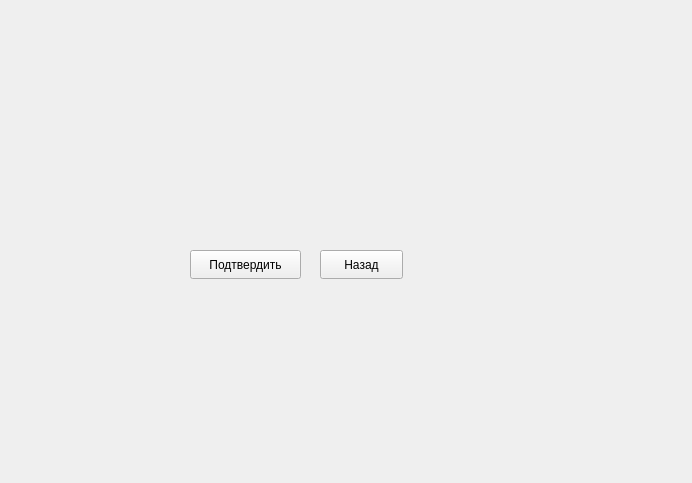
The window that project/kursovaya/driver.ui (EXpecky/kursach) describes before a commit, drawn with Qt 5.
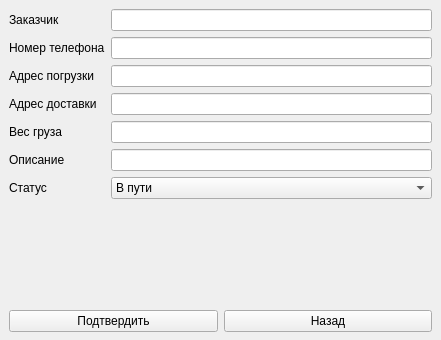
The same window after the commit.

Patch:
```diff
--- a/project/kursovaya/driver.ui
+++ b/project/kursovaya/driver.ui
@@ -6,8 +6,8 @@
    <rect>
     <x>0</x>
     <y>0</y>
-    <width>692</width>
-    <height>483</height>
+    <width>441</width>
+    <height>340</height>
    </rect>
   </property>
   <property name="windowTitle">
@@ -18,8 +18,8 @@
     <rect>
      <x>0</x>
      <y>0</y>
-     <width>691</width>
-     <height>481</height>
+     <width>441</width>
+     <height>341</height>
     </rect>
    </property>
    <property name="currentIndex">
@@ -140,32 +140,128 @@
     </widget>
    </widget>
    <widget class="QWidget" name="activOrder_page">
+    <layout class="QGridLayout" name="gridLayout_2">
+     <item row="0" column="0" colspan="2">
+      <layout class="QHBoxLayout" name="horizontalLayout_2">
+       <item>
+        <layout class="QVBoxLayout" name="verticalLayout_4">
+         <item>
+          <widget class="QLabel" name="label_3">
+           <property name="text">
+            <string>Заказчик</string>
+           </property>
+          </widget>
+         </item>
+         <item>
+          <widget class="QLabel" name="label_8">
+           <property name="text">
+            <string>Номер телефона</string>
+           </property>
+          </widget>
+         </item>
+         <item>
+          <widget class="QLabel" name="label_4">
+           <property name="text">
+            <string>Адрес погрузки</string>
+           </property>
+          </widget>
+         </item>
+         <item>
+          <widget class="QLabel" name="label_5">
+           <property name="text">
+            <string>Адрес доставки</string>
+           </property>
+          </widget>
+         </item>
+         <item>
+          <widget class="QLabel" name="label_6">
+           <property name="text">
+            <string>Вес груза</string>
+           </property>
+          </widget>
+         </item>
+         <item>
+          <widget class="QLabel" name="label_7">
+           <property name="text">
+            <string>Описание</string>
+           </property>
+          </widget>
+         </item>
+         <item>
+          <widget class="QLabel" name="label_9">
+           <property name="text">
+            <string>Статус</string>
+           </property>
+          </widget>
+         </item>
+        </layout>
+       </item>
+       <item>
+        <layout class="QVBoxLayout" name="verticalLayout_5">
+         <item>
+          <widget class="QLineEdit" name="Client_lineEdit"/>
+         </item>
+         <item>
+          <widget class="QLineEdit" name="Number_lineEdit"/>
+         </item>
+         <item>
+          <widget class="QLineEdit" name="pointP_lineEdit"/>
+         </item>
+         <item>
+          <widget class="QLineEdit" name="pointD_lineEdit"/>
+         </item>
+         <item>
+          <widget class="QLineEdit" name="ves_lineEdit"/>
+         </item>
+         <item>
+          <widget class="QLineEdit" name="discription_lineEdit"/>
+         </item>
+         <item>
+          <widget class="QComboBox" name="comboBox">
+           <item>
+            <property name="text">
+             <string>В пути</string>
+            </property>
+           </item>
+           <item>
+            <property name="text">
+             <string>Доставлен</string>
+            </property>
+           </item>
+          </widget>
+         </item>
+        </layout>
+       </item>
+      </layout>
+     </item>
+     <item row="2" column="1">
+      <widget class="QPushButton" name="back_button">
+       <property name="text">
+        <string>Назад</string>
+       </property>
+      </widget>
+     </item>
+     <item row="2" column="0">
     <widget class="QPushButton" name="accept_button">
-     <property name="geometry">
-      <rect>
-       <x>190</x>
-       <y>250</y>
-       <width>111</width>
-       <height>29</height>
-      </rect>
-     </property>
      <property name="text">
       <string>Подтвердить</string>
      </property>
     </widget>
-    <widget class="QPushButton" name="back_button">
-     <property name="geometry">
-      <rect>
-       <x>320</x>
-       <y>250</y>
-       <width>83</width>
-       <height>29</height>
-      </rect>
-     </property>
-     <property name="text">
-      <string>Назад</string>
-     </property>
-    </widget>
+     </item>
+     <item row="1" column="0" colspan="2">
+      <spacer name="verticalSpacer_2">
+       <property name="orientation">
+        <enum>Qt::Vertical</enum>
+       </property>
+       <property name="sizeHint" stdset="0">
+        <size>
+         <width>20</width>
+         <height>40</height>
+        </size>
+       </property>
+      </spacer>
+     </item>
+    </layout>
    </widget>
   </widget>
  </widget>
```
Left out of the diff: 81 changed lines with no effect on the pictures. Lines whose indentation alone changed are shown as unchanged.
